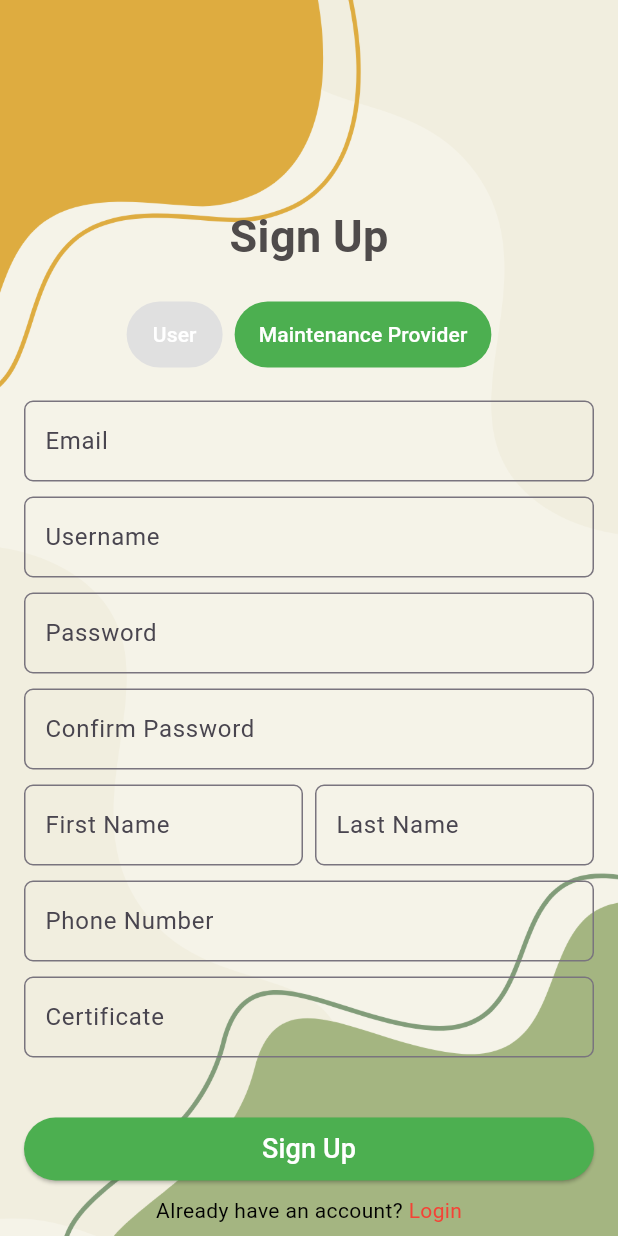
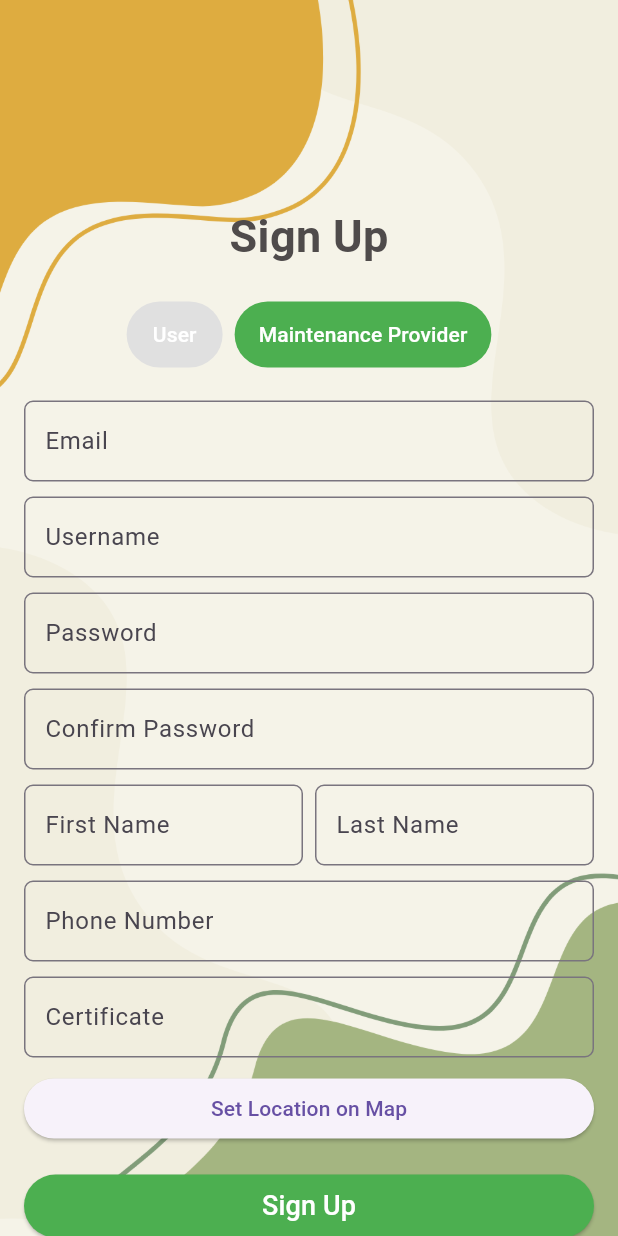
Before and after one commit to c1nnamonz/workshop_2, a Flutter app: the SignupScreen screen opened directly, after a tap on "Maintenance Provider", on a phone screen of 412 x 824 dp. Run offline on Flutter 3.47's test engine with Material 3 defaults, Android fonts, the phone set to English and light mode, and no system bars; our stand-ins replace cloud_firestore, firebase_auth, firebase_core, geolocator, get, google_maps_flutter and 1 more; accounts and stored records are empty.

Commit message:
Add files via upload

```diff
--- a/lib/auth/signup_screen.dart
+++ b/lib/auth/signup_screen.dart
@@ -1,9 +1,12 @@
 import 'dart:developer';
+import 'package:geolocator/geolocator.dart';
 import 'package:projects/auth/auth_service.dart';
 import 'package:projects/auth/login_screen.dart';
 import 'package:projects/widgets/button.dart';
 import 'package:projects/widgets/textfield.dart';
 import 'package:flutter/material.dart';
+import 'package:google_maps_flutter/google_maps_flutter.dart';
+import 'package:cloud_firestore/cloud_firestore.dart'; // Make sure to import this for GeoPoint
 
 class SignupScreen extends StatefulWidget {
   const SignupScreen({super.key});
@@ -23,6 +26,8 @@ class _SignupScreenState extends State<SignupScreen> {
   final TextEditingController _phoneController = TextEditingController();
 
   bool isMaintenanceProvider = false;
+  Position? _currentPosition;
+  LatLng? _selectedLocation;
 
   @override
   void dispose() {
@@ -35,6 +40,81 @@ class _SignupScreenState extends State<SignupScreen> {
     _lastNameController.dispose();
     _phoneController.dispose();
     super.dispose();
+  }
+
+  @override
+  void initState() {
+    super.initState();
+    _getUserLocation();
+  }
+
+  // Function to get user's current location
+  Future<void> _getUserLocation() async {
+    bool serviceEnabled;
+    LocationPermission permission;
+
+    // Check if location services are enabled
+    serviceEnabled = await Geolocator.isLocationServiceEnabled();
+    if (!serviceEnabled) {
+      ScaffoldMessenger.of(context).showSnackBar(
+        const SnackBar(content: Text('Location services are disabled')),
+      );
+      return;
+    }
+
+    // Check and request location permission
+    permission = await Geolocator.checkPermission();
+    if (permission == LocationPermission.denied) {
+      permission = await Geolocator.requestPermission();
+      if (permission != LocationPermission.whileInUse &&
+          permission != LocationPermission.always) {
+        ScaffoldMessenger.of(context).showSnackBar(
+          const SnackBar(content: Text('Location permission denied')),
+        );
+        return;
+      }
+    }
+
+    // Get current position
+    Position position = await Geolocator.getCurrentPosition(
+        desiredAccuracy: LocationAccuracy.high);
+    setState(() {
+      _currentPosition = position;
+    });
+  }
+
+  void _openMapDialog() {
+    showDialog(
+      context: context,
+      builder: (context) {
+        return AlertDialog(
+          content: SizedBox(
+            width: double.maxFinite,
+            height: 400,
+            child: GoogleMap(
+              initialCameraPosition: CameraPosition(
+                target: _currentPosition != null
+                    ? LatLng(_currentPosition!.latitude, _currentPosition!.longitude)
+                    : const LatLng(3.1390, 101.6869), // Default to KL if location is not available
+                zoom: 15,
+              ),
+              onTap: (LatLng location) {
+                setState(() {
+                  _selectedLocation = location;
+                });
+                Navigator.of(context).pop();
+              },
+            ),
+          ),
+          actions: [
+            TextButton(
+              onPressed: () => Navigator.of(context).pop(),
+              child: const Text('Cancel'),
+            ),
+          ],
+        );
+      },
+    );
   }
 
   @override
@@ -162,17 +242,29 @@ class _SignupScreenState extends State<SignupScreen> {
                 const SizedBox(height: 10),
 
                 // Certificate field for Maintenance Provider
-                if (isMaintenanceProvider)
+                if (isMaintenanceProvider) ...[
                   CustomTextField(
                     controller: _certificateController,
                     hint: 'Certification Number',
                     label: 'Certificate',
                   ),
-                if (isMaintenanceProvider) const SizedBox(height: 20),
+                  const SizedBox(height: 10),
+                  ElevatedButton(
+                    onPressed: _openMapDialog,
+                    child: const Text('Set Location on Map'),
+                  ),
+                  if (_selectedLocation != null)
+                    Padding(
+                      padding: const EdgeInsets.only(top: 8.0),
+                      child: Text(
+                        'Selected Location: ${_selectedLocation!.latitude}, ${_selectedLocation!.longitude}',
+                        style: const TextStyle(color: Colors.black87),
+                      ),
+                    ),
+                ],
                 const SizedBox(height: 20),
 
                 // Sign Up button
-                // Inside the SignupScreen, customize the button size as desired
                 CustomButton(
                   textColor: Colors.white,
                   color: Colors.green,
@@ -181,7 +273,6 @@ class _SignupScreenState extends State<SignupScreen> {
                   width: 140,  // Set a smaller width
                   height: 42,  // Set a smaller height
                 ),
-
 
                 const SizedBox(height: 10),
                 Row(
@@ -223,6 +314,11 @@ class _SignupScreenState extends State<SignupScreen> {
     final phoneNumber = _phoneController.text.trim();
     final certificate = isMaintenanceProvider ? _certificateController.text.trim() : null;
 
+    // Updated location logic
+    final location = _selectedLocation != null
+        ? GeoPoint(_selectedLocation!.latitude, _selectedLocation!.longitude)
+        : null;
+
     if (email.isEmpty ||
         username.isEmpty ||
         password.isEmpty ||
@@ -256,6 +352,7 @@ class _SignupScreenState extends State<SignupScreen> {
         firstName: firstName,
         lastName: lastName,
         phoneNumber: phoneNumber,
+        location: location,
       );
       if (user != null) {
         Navigator.pushReplacement(
```
